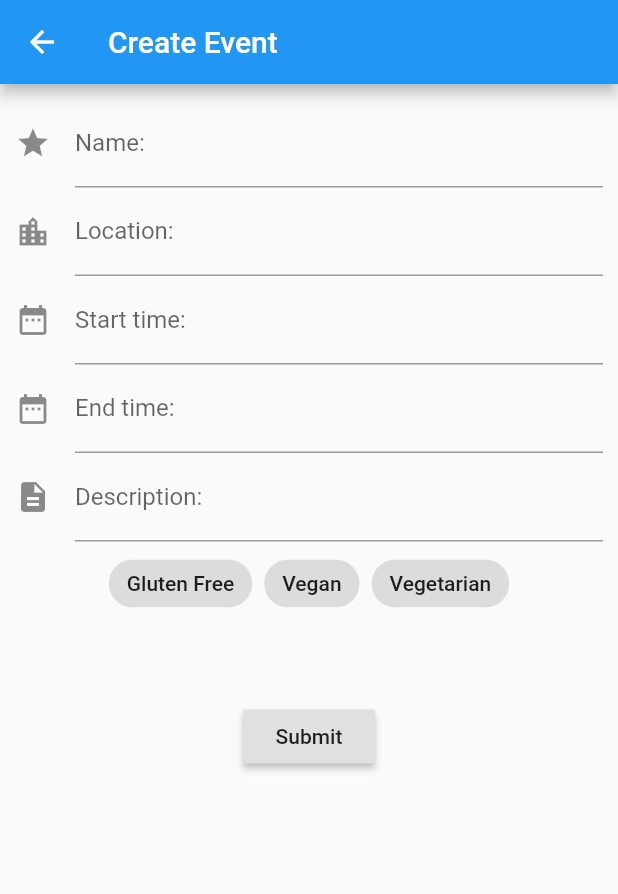
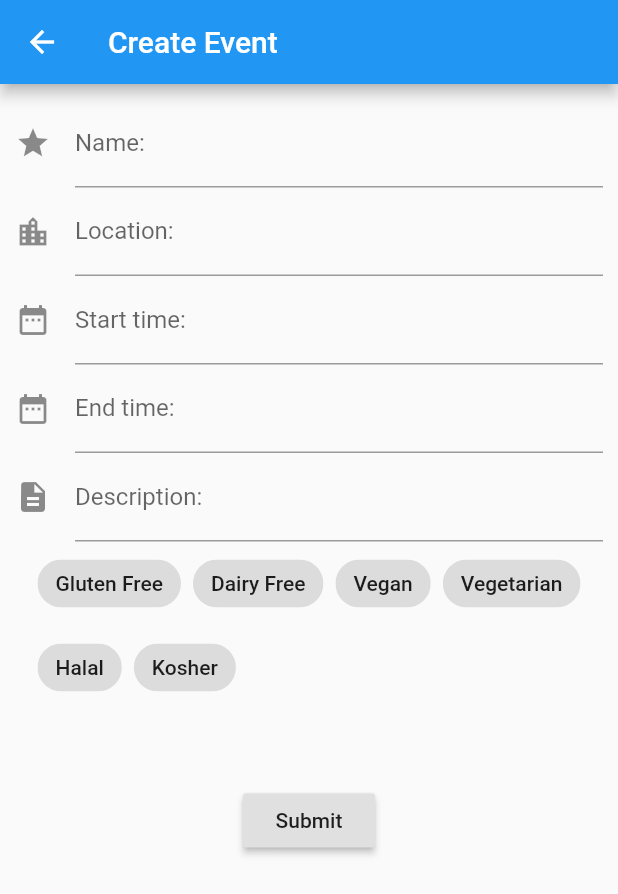
Before and after one commit to mattrossman/free-food-finders, a Flutter app: the AddEventScreen screen opened directly, on a phone screen of 412 x 824 dp. Shown: the top 894 px of the screen. Run offline on Flutter 3.47's test engine with Material 2 defaults, Android fonts, the phone set to English and light mode, and no system bars; drawn by our look-alikes of datetime_picker_formfield; network calls fail.

Commit message:
Added more tags

```diff
--- a/lib/form.dart
+++ b/lib/form.dart
@@ -161,8 +161,11 @@ class EventTagField extends FormField<List<String>> {
 
   static final List<EventTagEntry> _tagEntries = <EventTagEntry>[
     const EventTagEntry('Gluten Free', 'GF'),
+    const EventTagEntry('Dairy Free', 'DF'),
     const EventTagEntry('Vegan', 'V'),
-    const EventTagEntry('Vegetarian', 'VG')
+    const EventTagEntry('Vegetarian', 'VG'),
+    const EventTagEntry('Halal', 'H'),
+    const EventTagEntry('Kosher', 'K')
   ];
 
   EventTagField({
```
